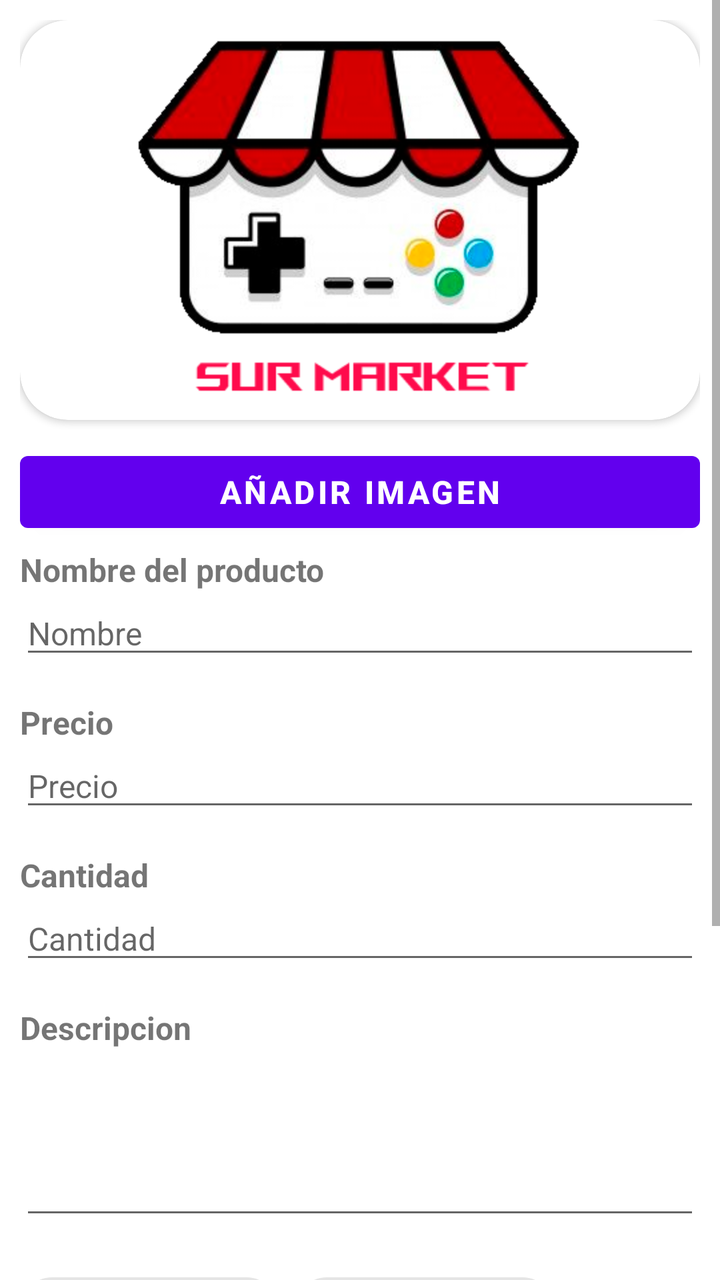
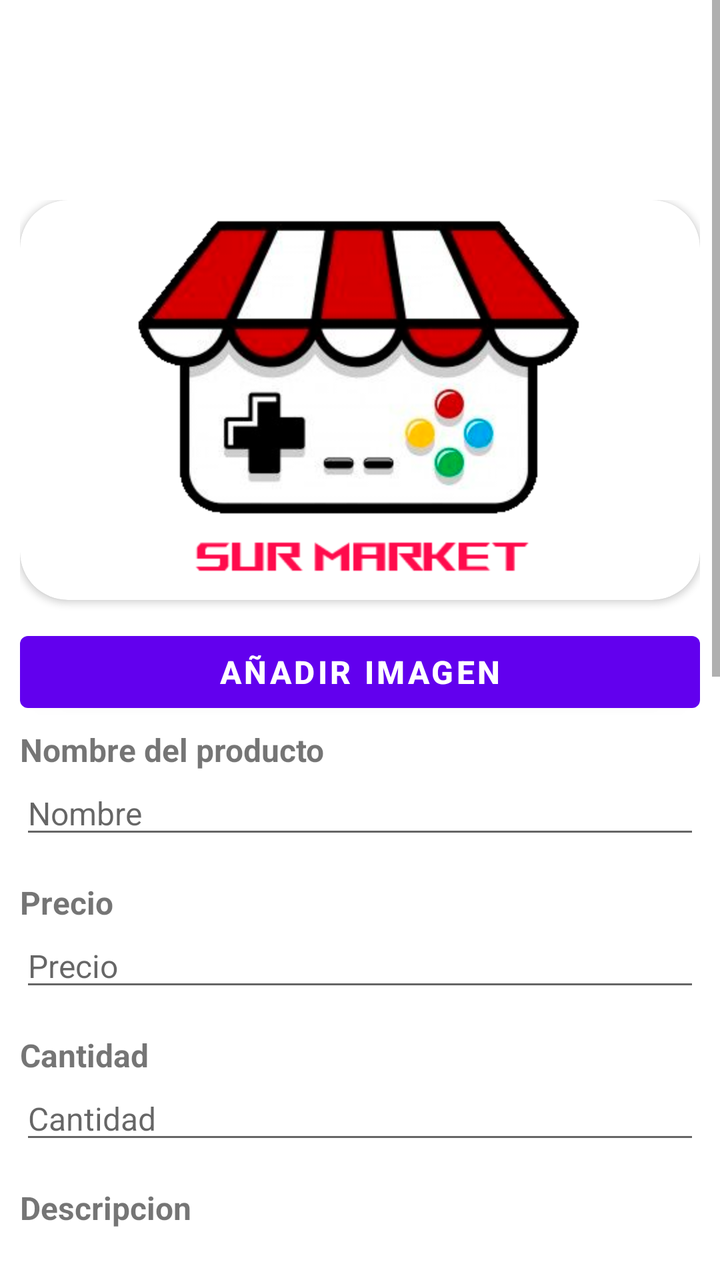

Compare the two renders of this Android layout. The source of the first and the diff that turns it into the second are given below.
<!-- AndroidManifest.xml: application theme Theme.SurMarket -->
<!-- res/layout/fragment_add_product.xml -->
<?xml version="1.0" encoding="utf-8"?>
<LinearLayout xmlns:android="http://schemas.android.com/apk/res/android"
    xmlns:app="http://schemas.android.com/apk/res-auto"
    xmlns:tools="http://schemas.android.com/tools"
    android:orientation="vertical"
    android:layout_width="match_parent"
    android:layout_height="match_parent"
    tools:context=".FragmentAddProduct"
    >
<ScrollView
    android:layout_width="match_parent"
    android:layout_height="match_parent"
    android:fillViewport="true"
    >
    <LinearLayout
        android:layout_width="match_parent"
        android:layout_height="wrap_content"
        android:orientation="vertical"
        android:padding="@dimen/fragment_padding"
        >
        <androidx.cardview.widget.CardView
            android:id="@+id/CRV_FRGAddProduct_Image"
            android:layout_width="match_parent"
            android:layout_height="@dimen/cardview_image_height"
            android:layout_marginBottom="@dimen/cardview_default_margin_botton"
            android:clickable="true"
            android:focusable="true"
            app:cardCornerRadius="@dimen/cardview_default_corner_radius2"
            app:cardElevation="@dimen/cardview_default_elevation"
            >
    <ImageView
        android:id="@+id/IMV_FRGAddProduct_Image"
        android:layout_width="match_parent"
        android:layout_height="match_parent"
        android:contentDescription="@string/product_image"
        android:scaleType="centerInside"
        android:src="@drawable/ic_sur__market"
        />
        </androidx.cardview.widget.CardView>
        <Button
            android:id="@+id/BTN_FRGProductsList_AddImage"
            android:layout_width="match_parent"
            android:layout_height="wrap_content"
            android:text="@string/FRGPAddProduct_BTNAddImage"
            android:textSize="@dimen/FRGButtonTextSize"
            android:textStyle="bold"
            android:layout_marginBottom="@dimen/ITMarginBotton"

            />
        <TextView
            android:id="@+id/TXV_FRGAddProduct_ProductName"
            android:layout_width="match_parent"
            android:layout_height="wrap_content"
            android:text="@string/FRGAddProduct_TXVProductName"
            android:textSize="@dimen/FRGLabelTextSize"
            android:textStyle="bold"
            />
        <EditText
            android:id="@+id/ETX_FRGAddProduct_ProductName"
            android:layout_width="match_parent"
            android:layout_height="wrap_content"
            android:hint="@string/FRGAddProduct_ETXProductName"
            android:textSize="@dimen/FRGEditTextTextSize"
            android:inputType="text"
            android:layout_marginBottom="16dp"
            />
        <TextView
            android:id="@+id/TXV_FRGAddProduct_ProductPrice"
            android:layout_width="match_parent"
            android:layout_height="wrap_content"
            android:text="@string/FRGAddProduct_TXVProductPrice"
            android:textSize="@dimen/FRGLabelTextSize"
            android:textStyle="bold"
            />
        <EditText
            android:id="@+id/ETX_FRGAddProduct_ProductPrice"
            android:layout_width="match_parent"
            android:layout_height="wrap_content"
            android:hint="@string/FRGAddProduct_ETXProductPrice"
            android:textSize="@dimen/FRGEditTextTextSize"
            android:inputType="numberDecimal"
            android:layout_marginBottom="16dp"
            />
        <TextView
            android:id="@+id/TXV_FRGAddProduct_ProductStock"
            android:layout_width="match_parent"
            android:layout_height="wrap_content"
            android:text="@string/FRGAddProduct_TXVProductStock"
            android:textSize="@dimen/FRGLabelTextSize"
            android:textStyle="bold"
            />
        <EditText
            android:id="@+id/ETX_FRGAddProduct_ProductStock"
            android:layout_width="match_parent"
            android:layout_height="wrap_content"
            android:hint="@string/FRGAddProduct_ETXProductStock"
            android:textSize="@dimen/FRGEditTextTextSize"
            android:inputType="number"
            android:layout_marginBottom="16dp"
            />
        <TextView
            android:id="@+id/TXV_FRGAddProduct_ProductDescription"
            android:layout_width="match_parent"
            android:layout_height="wrap_content"
            android:text="@string/FRGAddProduct_TXVProductDescription"
            android:textSize="@dimen/FRGLabelTextSize"
            android:textStyle="bold"
            />
        <EditText
            android:id="@+id/ETX_FRGAddProduct_ProductDescription"
            android:layout_width="match_parent"
            android:layout_height="@dimen/textView_multiline_height"
            android:textSize="@dimen/FRGEditTextTextSize"
            android:inputType="numberDecimal"
            android:layout_marginBottom="16dp"
            android:scrollbars="vertical"
            />
        <LinearLayout
            android:layout_width="match_parent"
            android:layout_height="wrap_content"
            android:orientation="horizontal"
            >
        <com.google.android.material.chip.Chip
            android:id="@+id/CHP_FRGAddProduct_Men"
            style="@style/Widget.MaterialComponents.Chip.Choice"
            android:layout_width="wrap_content"
            android:layout_height="wrap_content"
            android:layout_marginEnd="@dimen/chip_margin_end"
            android:text="@string/category_men"
            android:textSize="@dimen/FRGLabelTextSize"
            />
            <com.google.android.material.chip.Chip
                android:id="@+id/CHP_FRGAddProduct_women"
                style="@style/Widget.MaterialComponents.Chip.Choice"
                android:layout_width="wrap_content"
                android:layout_height="wrap_content"
                android:layout_marginEnd="@dimen/chip_margin_end"
                android:text="@string/category_women"
                android:textSize="@dimen/FRGLabelTextSize"
                />
        </LinearLayout>
        <LinearLayout
            android:layout_width="match_parent"
            android:layout_height="wrap_content"
            android:orientation="horizontal"
            >
            <com.google.android.material.chip.Chip
                android:id="@+id/CHP_FRGAddProduct_Children"
                style="@style/Widget.MaterialComponents.Chip.Choice"
                android:layout_width="wrap_content"
                android:layout_height="wrap_content"
                android:layout_marginEnd="@dimen/chip_margin_end"
                android:text="@string/category_children"
                android:textSize="@dimen/FRGLabelTextSize"
                />
            <com.google.android.material.chip.Chip
                android:id="@+id/CHP_FRGAddProduct_baby"
                style="@style/Widget.MaterialComponents.Chip.Choice"
                android:layout_width="wrap_content"
                android:layout_height="wrap_content"
                android:layout_marginEnd="@dimen/chip_margin_end"
                android:text="@string/category_baby"
                android:textSize="@dimen/FRGLabelTextSize"
                />
        </LinearLayout>
        <LinearLayout
            android:layout_width="match_parent"
            android:layout_height="wrap_content"
            android:orientation="horizontal"
            >
            <com.google.android.material.chip.Chip
                android:id="@+id/CHP_FRGAddProduct_Shoes"
                style="@style/Widget.MaterialComponents.Chip.Choice"
                android:layout_width="wrap_content"
                android:layout_height="wrap_content"
                android:layout_marginEnd="@dimen/chip_margin_end"
                android:text="@string/category_shoes"
                android:textSize="@dimen/FRGLabelTextSize"
                />
            <com.google.android.material.chip.Chip
                android:id="@+id/CHP_FRGAddProduct_accessories"
                style="@style/Widget.MaterialComponents.Chip.Choice"
                android:layout_width="wrap_content"
                android:layout_height="wrap_content"
                android:layout_marginEnd="@dimen/chip_margin_end"
                android:text="@string/category_accessories"
                android:textSize="@dimen/FRGLabelTextSize"
                />
            <com.google.android.material.chip.Chip
                android:id="@+id/CHP_FRGAddProduct_Other"
                style="@style/Widget.MaterialComponents.Chip.Choice"
                android:layout_width="wrap_content"
                android:layout_height="wrap_content"
                android:layout_marginEnd="@dimen/chip_margin_end"
                android:text="@string/category_other"
                android:textSize="@dimen/FRGLabelTextSize"
                />
        </LinearLayout>
        <com.google.android.material.chip.ChipGroup
            android:id="@+id/CHG_FRGAddProduct_Availability"
            android:layout_width="match_parent"
            android:layout_height="wrap_content"
            app:singleSelection="true"
            >
            <com.google.android.material.chip.Chip
                android:id="@+id/CHP_FRGAddProduct_Available"
                style="@style/Widget.MaterialComponents.Chip.Choice"
                android:layout_width="wrap_content"
                android:layout_height="wrap_content"
                android:layout_marginEnd="@dimen/chip_margin_end"
                android:text="@string/availability_available"
                android:textSize="@dimen/FRGLabelTextSize"
                />
            <com.google.android.material.chip.Chip
                android:id="@+id/CHP_FRGAddProduct_Not_Available"
                style="@style/Widget.MaterialComponents.Chip.Choice"
                android:layout_width="wrap_content"
                android:layout_height="wrap_content"
                android:layout_marginEnd="@dimen/chip_margin_end"
                android:text="@string/availability_not_available"
                android:textSize="@dimen/FRGLabelTextSize"
                />
        </com.google.android.material.chip.ChipGroup>
        <Button
            android:id="@+id/BTN_FRGProductsList_AddProduct"
            android:layout_width="match_parent"
            android:layout_height="wrap_content"
            android:text="@string/FRGPAddProduct_BTNAddProduct"
            android:textSize="@dimen/FRGButtonTextSize"
            android:textStyle="bold"
            android:layout_marginBottom="@dimen/ITMarginBotton"

            />
    </LinearLayout>
</ScrollView>
</LinearLayout>
<!-- resources referenced by this layout -->
<resources>
  <dimen name="FRGButtonTextSize">16sp</dimen>
  <dimen name="FRGEditTextTextSize">16sp</dimen>
  <dimen name="FRGLabelTextSize">16sp</dimen>
  <dimen name="ITMarginBotton">4dp</dimen>
  <dimen name="cardview_default_corner_radius2">24dp</dimen>
  <dimen name="cardview_default_margin_botton">12dp</dimen>
  <dimen name="cardview_image_height">200dp</dimen>
  <dimen name="chip_margin_end">8dp</dimen>
  <dimen name="fragment_padding">10dp</dimen>
  <dimen name="textView_multiline_height">90dp</dimen>
  <!-- drawable ic_sur__market: png bitmap (drawable, 53623 bytes) -->
  <string name="FRGAddProduct_ETXProductName">Nombre</string>
  <string name="FRGAddProduct_ETXProductPrice">Precio</string>
  <string name="FRGAddProduct_ETXProductStock">Cantidad</string>
  <string name="FRGAddProduct_TXVProductDescription">Descripcion</string>
  <string name="FRGAddProduct_TXVProductName">Nombre del producto</string>
  <string name="FRGAddProduct_TXVProductPrice">Precio</string>
  <string name="FRGAddProduct_TXVProductStock">Cantidad</string>
  <string name="FRGPAddProduct_BTNAddImage">Añadir imagen</string>
  <string name="FRGPAddProduct_BTNAddProduct">Añadir Producto</string>
  <string name="availability_available">Disponible</string>
  <string name="availability_not_available">No disponible</string>
  <string name="category_accessories">Accesorios</string>
  <string name="category_baby">Ropa de bebé</string>
  <string name="category_children">Ropa de niños</string>
  <string name="category_men">Ropa de varon</string>
  <string name="category_other">Otros/Varios</string>
  <string name="category_shoes">Calzados</string>
  <string name="category_women">Ropa de mujer</string>
  <string name="product_image">Imagen del producto</string>
  <style name="Theme.SurMarket" parent="Theme.MaterialComponents.DayNight.DarkActionBar">
          
          <item name="colorPrimary">@color/purple_500</item>
          <item name="colorPrimaryVariant">@color/purple_700</item>
          <item name="colorOnPrimary">@color/white</item>
          
          <item name="colorSecondary">@color/teal_200</item>
          <item name="colorSecondaryVariant">@color/teal_700</item>
          <item name="colorOnSecondary">@color/black</item>
          
          <item name="android:statusBarColor">?attr/colorPrimaryVariant</item>
          
      </style>
  <color name="purple_500">#FF6200EE</color>
  <color name="purple_700">#FF3700B3</color>
  <color name="white">#FFFFFFFF</color>
  <color name="teal_200">#FF03DAC5</color>
  <color name="teal_700">#FF018786</color>
  <color name="black">#FF000000</color>
</resources>

<!-- the commit's change to res/layout/fragment_add_product.xml (unified diff, before → after) -->
@@ -17,6 +17,7 @@
         android:layout_height="wrap_content"
         android:orientation="vertical"
         android:padding="@dimen/fragment_padding"
+        android:layout_marginTop="@dimen/FRGMarginTop"
         >
         <androidx.cardview.widget.CardView
             android:id="@+id/CRV_FRGAddProduct_Image"
@@ -115,87 +116,78 @@
             android:layout_marginBottom="16dp"
             android:scrollbars="vertical"
             />
-        <LinearLayout
-            android:layout_width="match_parent"
-            android:layout_height="wrap_content"
-            android:orientation="horizontal"
+        <com.google.android.material.chip.ChipGroup
+            android:id="@+id/CHG_FRGAddProduct_Category"
+            android:layout_width="match_parent"
+            android:layout_height="wrap_content"
+            app:singleSelection="true"
             >
-        <com.google.android.material.chip.Chip
-            android:id="@+id/CHP_FRGAddProduct_Men"
-            style="@style/Widget.MaterialComponents.Chip.Choice"
-            android:layout_width="wrap_content"
-            android:layout_height="wrap_content"
-            android:layout_marginEnd="@dimen/chip_margin_end"
-            android:text="@string/category_men"
-            android:textSize="@dimen/FRGLabelTextSize"
-            />
             <com.google.android.material.chip.Chip
-                android:id="@+id/CHP_FRGAddProduct_women"
+                android:id="@+id/CHP_FRGAddProduct_Men"
                 style="@style/Widget.MaterialComponents.Chip.Choice"
                 android:layout_width="wrap_content"
                 android:layout_height="wrap_content"
                 android:layout_marginEnd="@dimen/chip_margin_end"
-                android:text="@string/category_women"
+                android:text="@string/category_men"
                 android:textSize="@dimen/FRGLabelTextSize"
                 />
-        </LinearLayout>
-        <LinearLayout
-            android:layout_width="match_parent"
-            android:layout_height="wrap_content"
-            android:orientation="horizontal"
-            >
-            <com.google.android.material.chip.Chip
-                android:id="@+id/CHP_FRGAddProduct_Children"
-                style="@style/Widget.MaterialComponents.Chip.Choice"
-                android:layout_width="wrap_content"
-                android:layout_height="wrap_content"
-                android:layout_marginEnd="@dimen/chip_margin_end"
-                android:text="@string/category_children"
-                android:textSize="@dimen/FRGLabelTextSize"
-                />
-            <com.google.android.material.chip.Chip
-                android:id="@+id/CHP_FRGAddProduct_baby"
-                style="@style/Widget.MaterialComponents.Chip.Choice"
-                android:layout_width="wrap_content"
-                android:layout_height="wrap_content"
-                android:layout_marginEnd="@dimen/chip_margin_end"
-                android:text="@string/category_baby"
-                android:textSize="@dimen/FRGLabelTextSize"
-                />
-        </LinearLayout>
-        <LinearLayout
-            android:layout_width="match_parent"
-            android:layout_height="wrap_content"
-            android:orientation="horizontal"
-            >
-            <com.google.android.material.chip.Chip
-                android:id="@+id/CHP_FRGAddProduct_Shoes"
-                style="@style/Widget.MaterialComponents.Chip.Choice"
-                android:layout_width="wrap_content"
-                android:layout_height="wrap_content"
-                android:layout_marginEnd="@dimen/chip_margin_end"
-                android:text="@string/category_shoes"
-                android:textSize="@dimen/FRGLabelTextSize"
-                />
-            <com.google.android.material.chip.Chip
-                android:id="@+id/CHP_FRGAddProduct_accessories"
-                style="@style/Widget.MaterialComponents.Chip.Choice"
-                android:layout_width="wrap_content"
-                android:layout_height="wrap_content"
-                android:layout_marginEnd="@dimen/chip_margin_end"
-                android:text="@string/category_accessories"
-                android:textSize="@dimen/FRGLabelTextSize"
-                />
-            <com.google.android.material.chip.Chip
-                android:id="@+id/CHP_FRGAddProduct_Other"
-                style="@style/Widget.MaterialComponents.Chip.Choice"
-                android:layout_width="wrap_content"
-                android:layout_height="wrap_content"
-                android:layout_marginEnd="@dimen/chip_margin_end"
-                android:text="@string/category_other"
-                android:textSize="@dimen/FRGLabelTextSize"
-                />
-        </LinearLayout>
+                <com.google.android.material.chip.Chip
+                    android:id="@+id/CHP_FRGAddProduct_women"
+                    style="@style/Widget.MaterialComponents.Chip.Choice"
+                    android:layout_width="wrap_content"
+                    android:layout_height="wrap_content"
+                    android:layout_marginEnd="@dimen/chip_margin_end"
+                    android:text="@string/category_women"
+                    android:textSize="@dimen/FRGLabelTextSize"
+                    />
+
+                <com.google.android.material.chip.Chip
+                    android:id="@+id/CHP_FRGAddProduct_Children"
+                    style="@style/Widget.MaterialComponents.Chip.Choice"
+                    android:layout_width="wrap_content"
+                    android:layout_height="wrap_content"
+                    android:layout_marginEnd="@dimen/chip_margin_end"
+                    android:text="@string/category_children"
+                    android:textSize="@dimen/FRGLabelTextSize"
+                    />
+                <com.google.android.material.chip.Chip
+                    android:id="@+id/CHP_FRGAddProduct_baby"
+                    style="@style/Widget.MaterialComponents.Chip.Choice"
+                    android:layout_width="wrap_content"
+                    android:layout_height="wrap_content"
+                    android:layout_marginEnd="@dimen/chip_margin_end"
+                    android:text="@string/category_baby"
+                    android:textSize="@dimen/FRGLabelTextSize"
+                    />
+                <com.google.android.material.chip.Chip
+                    android:id="@+id/CHP_FRGAddProduct_Shoes"
+                    style="@style/Widget.MaterialComponents.Chip.Choice"
+                    android:layout_width="wrap_content"
+                    android:layout_height="wrap_content"
+                    android:layout_marginEnd="@dimen/chip_margin_end"
+                    android:text="@string/category_shoes"
+                    android:textSize="@dimen/FRGLabelTextSize"
+                    />
+                <com.google.android.material.chip.Chip
+                    android:id="@+id/CHP_FRGAddProduct_accessories"
+                    style="@style/Widget.MaterialComponents.Chip.Choice"
+                    android:layout_width="wrap_content"
+                    android:layout_height="wrap_content"
+                    android:layout_marginEnd="@dimen/chip_margin_end"
+                    android:text="@string/category_accessories"
+                    android:textSize="@dimen/FRGLabelTextSize"
+                    />
+                <com.google.android.material.chip.Chip
+                    android:id="@+id/CHP_FRGAddProduct_Other"
+                    style="@style/Widget.MaterialComponents.Chip.Choice"
+                    android:layout_width="wrap_content"
+                    android:layout_height="wrap_content"
+                    android:layout_marginEnd="@dimen/chip_margin_end"
+                    android:text="@string/category_other"
+                    android:textSize="@dimen/FRGLabelTextSize"
+                    />
+        </com.google.android.material.chip.ChipGroup>
+
         <com.google.android.material.chip.ChipGroup
             android:id="@+id/CHG_FRGAddProduct_Availability"
             android:layout_width="match_parent"
@@ -228,9 +220,12 @@
             android:text="@string/FRGPAddProduct_BTNAddProduct"
             android:textSize="@dimen/FRGButtonTextSize"
             android:textStyle="bold"
-            android:layout_marginBottom="@dimen/ITMarginBotton"
-
-            />
+            android:layout_marginBottom="@dimen/FRGMarginTop"
+            android:layout_marginTop="@dimen/item_marginStart"
+            />
+        <View
+            android:layout_width="match_parent"
+            android:layout_height="@dimen/FRGMarginTop"/>
     </LinearLayout>
 </ScrollView>
 </LinearLayout>
<!-- resource entries referenced after the edit -->
@@ -3,12 +3,14 @@
   <dimen name="FRGButtonTextSize">16sp</dimen>
   <dimen name="FRGEditTextTextSize">16sp</dimen>
   <dimen name="FRGLabelTextSize">16sp</dimen>
+  <dimen name="FRGMarginTop">90dp</dimen>
   <dimen name="ITMarginBotton">4dp</dimen>
   <dimen name="cardview_default_corner_radius2">24dp</dimen>
   <dimen name="cardview_default_margin_botton">12dp</dimen>
   <dimen name="cardview_image_height">200dp</dimen>
   <dimen name="chip_margin_end">8dp</dimen>
   <dimen name="fragment_padding">10dp</dimen>
+  <dimen name="item_marginStart">12dp</dimen>
   <dimen name="textView_multiline_height">90dp</dimen>
   <!-- drawable ic_sur__market: png bitmap (drawable, 53623 bytes) -->
   <string name="FRGAddProduct_ETXProductName">Nombre</string>
